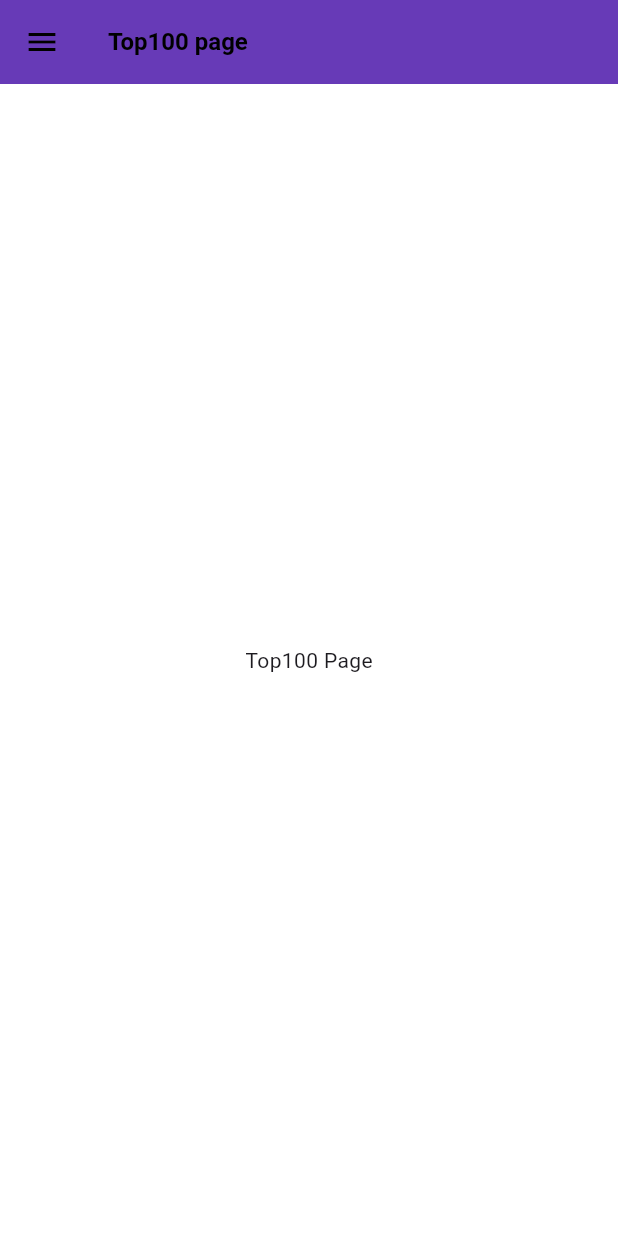
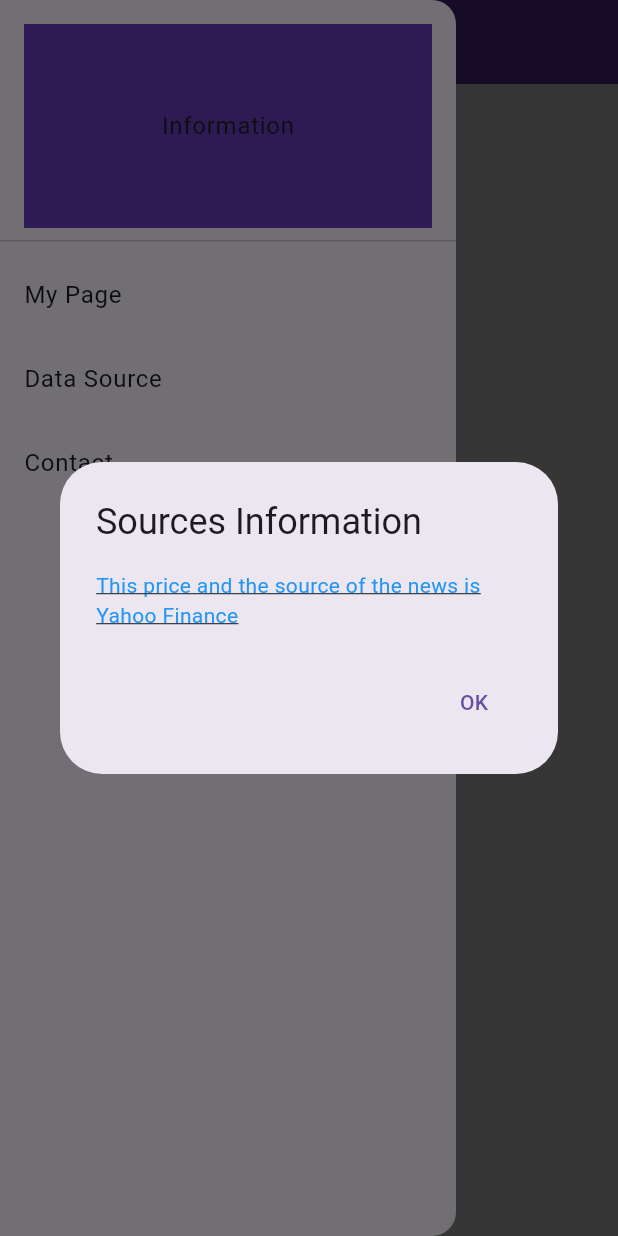
Before and after one commit to rlaalsrl0922/FSP, a Flutter app: the LeftDrawer screen opened directly, in the side drawer, after a tap on "Data Source", on a phone screen of 412 x 824 dp. Run offline on Flutter 3.47's test engine with Material 3 defaults, Android fonts, the phone set to English and light mode, and no system bars; our stand-ins replace csv, google_fonts, syncfusion_flutter_charts, unicons.

Commit message:
ListTile added

```diff
--- a/lib/screens/LeftDrawer.dart
+++ b/lib/screens/LeftDrawer.dart
@@ -1,6 +1,8 @@
 import 'package:flutter/cupertino.dart';
 import 'package:flutter/material.dart';
 import 'package:flutter/widgets.dart';
+import 'package:url_launcher/url_launcher.dart';
+import 'package:url_launcher/url_launcher_string.dart';
 
 
 
@@ -16,6 +18,7 @@ class _LeftDrawerState extends State<LeftDrawer>{
   @override
   void initState(){
     super.initState();
+    DateTime news_date = DateTime.now();
   }
 
   @override
@@ -30,9 +33,12 @@ class _LeftDrawerState extends State<LeftDrawer>{
                 padding: EdgeInsets.zero,
                 children: [
                   DrawerHeader(
-                    child: Text('Information'),
-                    decoration: BoxDecoration(
-                      color: Colors.deepPurple,
+                    child: Container(
+                      child: Text('Information'),
+                      alignment: Alignment.center,
+                      decoration: BoxDecoration(
+                        color: Colors.deepPurple,
+                      )
                     ),
                   ),
                   ListTile(
@@ -44,7 +50,55 @@ class _LeftDrawerState extends State<LeftDrawer>{
                   ListTile(
                       title: Text('Data Source'),
                       onTap: () {
-                        Navigator.pop(context);
-                      })])));
+                        _showAlertDialog(context, 'Sources Information',
+                            [{'text' : 'This price and the source of the news is Yahoo Finance'}]);
+                      }),
+                  ListTile(
+                    title: Text('Contact'),
+                    onTap: () {
+                      _showAlertDialog(context, 'Developer Info',[
+                        {'text': 'Github ', 'url': 'https://github.com/rlaalsrl0922'},
+                        {'text': 'Email ', 'url': 'mailto:rlaalsrl0922@khu.ac.kr'},
+                        {'text': 'LinkedIn ', 'url': 'https://www.linkedin.com/in/minki-kim-13892'},
+                        {'text': 'Resume ', 'url': 'https://superficial-waiter-55e.notion.site/1feb56ba63c8415e83d3302768f454bf?pvs=4'},]);
+                    },
+                  ),])));
+  }
+  void _showAlertDialog(BuildContext context, String title, List<Map<String, String>> contentList) {
+    showDialog(
+        context: context,
+        builder: (BuildContext context) {
+          return AlertDialog(
+            title: Text(title),
+            content: Column(
+              mainAxisSize: MainAxisSize.min,
+              crossAxisAlignment: CrossAxisAlignment.start,
+              children: contentList.map((content) {
+                return GestureDetector(
+                  onTap: () async {
+                    final String url = content['url']!;
+                    launchUrlString(url);
+                  },
+                  child: Text(
+                    content['text'] ?? '',
+                    style: TextStyle(
+                      color: Colors.blue,
+                      decoration: TextDecoration.underline,
+                    ),
+                  ),
+                );
+              }).toList(),
+        ),
+        actions: <Widget>[
+          TextButton(
+            child: Text('OK'),
+            onPressed: () {
+              Navigator.of(context).pop();
+            },
+          ),
+        ],
+      );
+        },
+    );
   }
 }
```
